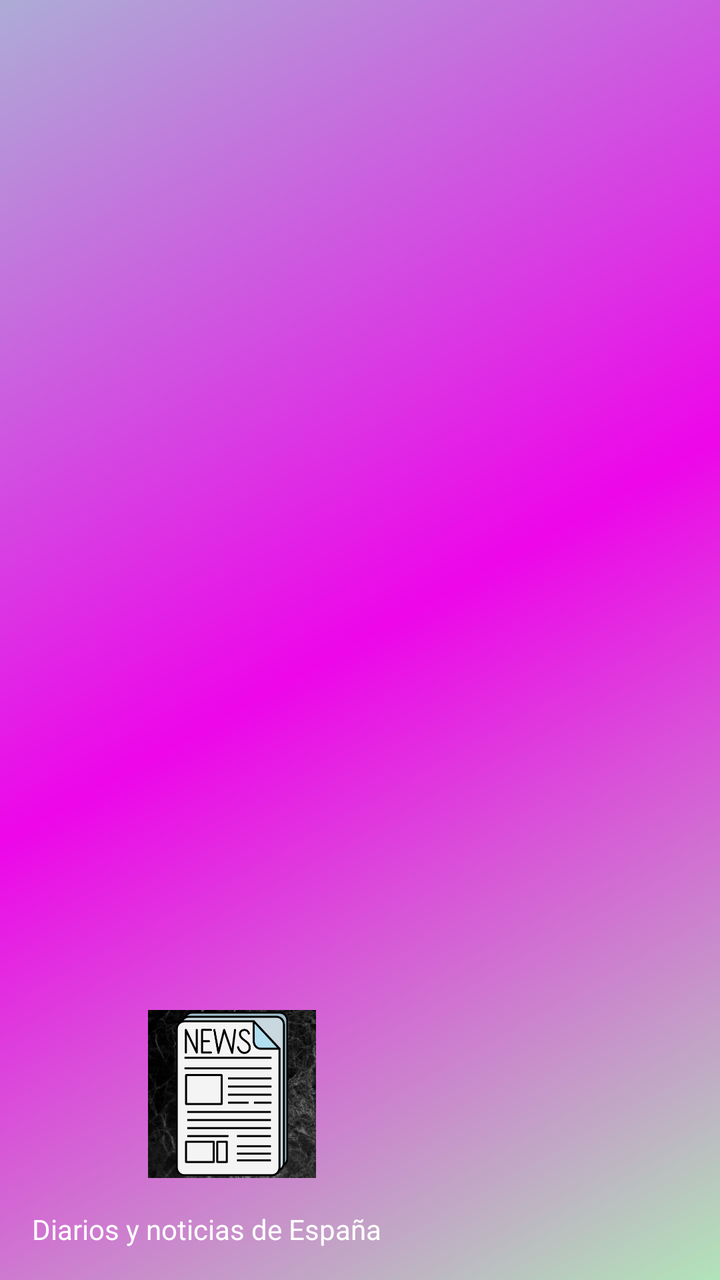
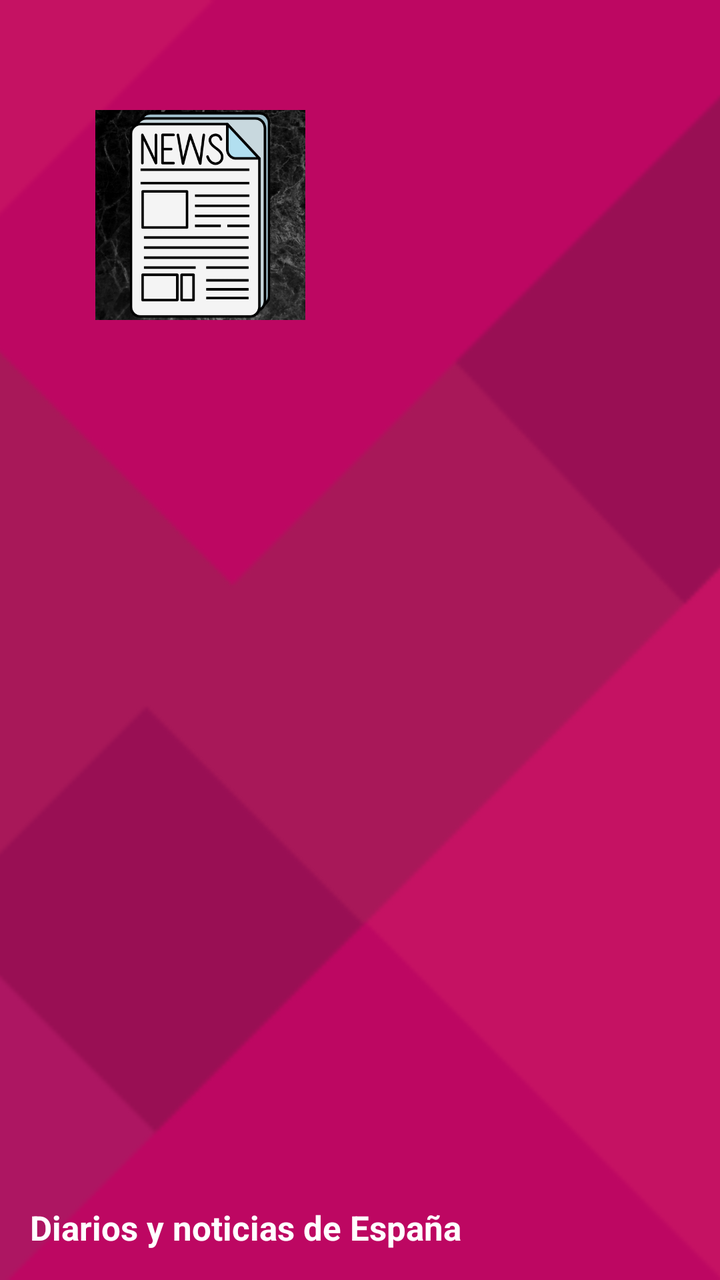

Two renders of the same Android screen: before a commit and after it. Below are the layout's source before the change and the commit's diff.
<!-- AndroidManifest.xml: application theme AppTheme -->
<!-- res/layout/nav_header_main.xml -->
<?xml version="1.0" encoding="utf-8"?>
<LinearLayout xmlns:android="http://schemas.android.com/apk/res/android"
    xmlns:app="http://schemas.android.com/apk/res-auto"
    android:layout_width="match_parent"
    android:layout_height="@dimen/nav_header_height"
    android:background="@drawable/side_nav_bar"
    android:gravity="bottom"
    android:orientation="vertical"
    android:paddingLeft="@dimen/activity_horizontal_margin"
    android:paddingTop="@dimen/activity_vertical_margin"
    android:paddingRight="@dimen/activity_horizontal_margin"
    android:paddingBottom="@dimen/activity_vertical_margin"
    android:theme="@style/ThemeOverlay.AppCompat.Dark">

    <ImageView
        android:id="@+id/imageView"
        android:layout_width="200dp"
        android:layout_height="100dp"
        android:contentDescription="@string/nav_header_desc"
        android:paddingTop="@dimen/nav_header_vertical_spacing"
        app:srcCompat="@drawable/icono" />

    <TextView
        android:layout_width="match_parent"
        android:layout_height="wrap_content"
        android:paddingTop="@dimen/nav_header_vertical_spacing"
        android:text="@string/tituloMenu"
        android:textAppearance="@style/TextAppearance.AppCompat.Body1" />

</LinearLayout>
<!-- resources referenced by this layout -->
<resources>
  <dimen name="activity_horizontal_margin">16dp</dimen>
  <dimen name="activity_vertical_margin">16dp</dimen>
  <dimen name="nav_header_height">200dp</dimen>
  <dimen name="nav_header_vertical_spacing">16dp</dimen>
  <!-- drawable icono: png bitmap (drawable-v24, 107359 bytes) -->
  <!-- drawable side_nav_bar (drawable) -->
  <shape xmlns:android="http://schemas.android.com/apk/res/android"
      android:shape="rectangle">
      <gradient
          android:angle="135"
          android:centerColor="#ED06E9"
          android:endColor="#ADACD6"
          android:startColor="#B1E4B8"
          android:type="linear" />
  </shape>
  <string name="nav_header_desc">Navigation header</string>
  <string name="tituloMenu">Diarios y noticias de España</string>
  <style name="AppTheme" parent="Theme.AppCompat.Light.DarkActionBar">
          
          <item name="colorPrimary">@color/colorPrimary</item>
          <item name="colorPrimaryDark">@color/colorPrimaryDark</item>
          <item name="colorAccent">@color/colorAccent</item>
          <item name="windowActionBar">false</item>
          <item name="windowNoTitle">true</item>
      </style>
  <color name="colorPrimary">#1976D2</color>
  <color name="colorPrimaryDark">#1565C0</color>
  <color name="colorAccent">#FF4081</color>
</resources>

<!-- the commit's change to res/layout/nav_header_main.xml (unified diff, before → after) -->
@@ -1,30 +1,52 @@
 <?xml version="1.0" encoding="utf-8"?>
-<LinearLayout xmlns:android="http://schemas.android.com/apk/res/android"
+<RelativeLayout xmlns:android="http://schemas.android.com/apk/res/android"
     xmlns:app="http://schemas.android.com/apk/res-auto"
     android:layout_width="match_parent"
-    android:layout_height="@dimen/nav_header_height"
-    android:background="@drawable/side_nav_bar"
-    android:gravity="bottom"
+    android:layout_height="200dp"
     android:orientation="vertical"
-    android:paddingLeft="@dimen/activity_horizontal_margin"
-    android:paddingTop="@dimen/activity_vertical_margin"
-    android:paddingRight="@dimen/activity_horizontal_margin"
-    android:paddingBottom="@dimen/activity_vertical_margin"
     android:theme="@style/ThemeOverlay.AppCompat.Dark">
+
+    <ImageView
+        android:layout_width="match_parent"
+        android:layout_height="match_parent"
+        android:scaleType="centerCrop"
+        android:src="@drawable/material_bg_2" />
 
     <ImageView
         android:id="@+id/imageView"
         android:layout_width="200dp"
-        android:layout_height="100dp"
+        android:layout_height="160dp"
         android:contentDescription="@string/nav_header_desc"
-        android:paddingTop="@dimen/nav_header_vertical_spacing"
+        android:paddingTop="55dp"
         app:srcCompat="@drawable/icono" />
 
-    <TextView
+    <LinearLayout
         android:layout_width="match_parent"
         android:layout_height="wrap_content"
-        android:paddingTop="@dimen/nav_header_vertical_spacing"
-        android:text="@string/tituloMenu"
-        android:textAppearance="@style/TextAppearance.AppCompat.Body1" />
+        android:layout_alignParentBottom="true"
+        android:layout_margin="@dimen/spacing_large"
+        android:gravity="center_vertical"
+        android:orientation="horizontal">
 
-</LinearLayout>
+        <LinearLayout
+            android:layout_width="0dp"
+            android:layout_height="wrap_content"
+            android:layout_weight="1"
+            android:orientation="vertical">
+
+            <TextView
+                android:layout_width="match_parent"
+                android:layout_height="wrap_content"
+                android:paddingTop="@dimen/nav_header_vertical_spacing"
+                android:text="@string/tituloMenu"
+                android:textColor="#FFFFFF"
+                android:textStyle="bold"
+                android:textSize="17dp"
+                android:textAppearance="@style/TextAppearance.AppCompat.Body1" />
+
+        </LinearLayout>
+
+
+    </LinearLayout>
+
+</RelativeLayout>
<!-- resource entries referenced after the edit -->
@@ -1,20 +1,9 @@
 <!-- resources referenced by this layout -->
 <resources>
-  <dimen name="activity_horizontal_margin">16dp</dimen>
-  <dimen name="activity_vertical_margin">16dp</dimen>
-  <dimen name="nav_header_height">200dp</dimen>
   <dimen name="nav_header_vertical_spacing">16dp</dimen>
+  <dimen name="spacing_large">15dp</dimen>
   <!-- drawable icono: png bitmap (drawable-v24, 107359 bytes) -->
-  <!-- drawable side_nav_bar (drawable) -->
-  <shape xmlns:android="http://schemas.android.com/apk/res/android"
-      android:shape="rectangle">
-      <gradient
-          android:angle="135"
-          android:centerColor="#ED06E9"
-          android:endColor="#ADACD6"
-          android:startColor="#B1E4B8"
-          android:type="linear" />
-  </shape>
+  <!-- drawable material_bg_2: png bitmap (drawable-v24, 9039 bytes) -->
   <string name="nav_header_desc">Navigation header</string>
   <string name="tituloMenu">Diarios y noticias de España</string>
   <style name="AppTheme" parent="Theme.AppCompat.Light.DarkActionBar">
